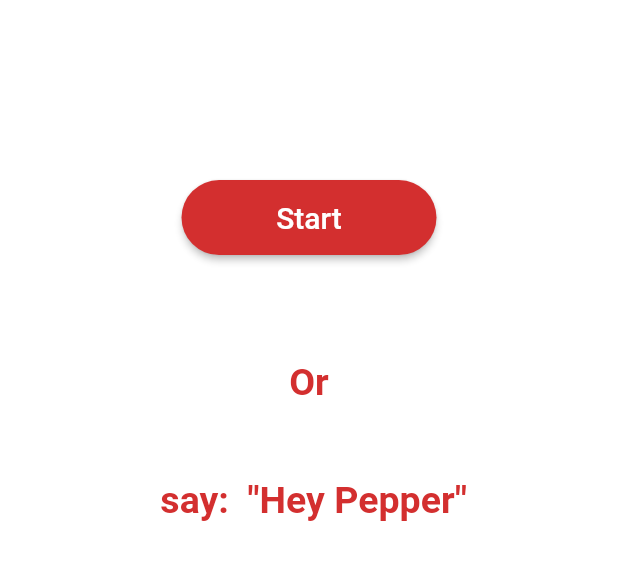
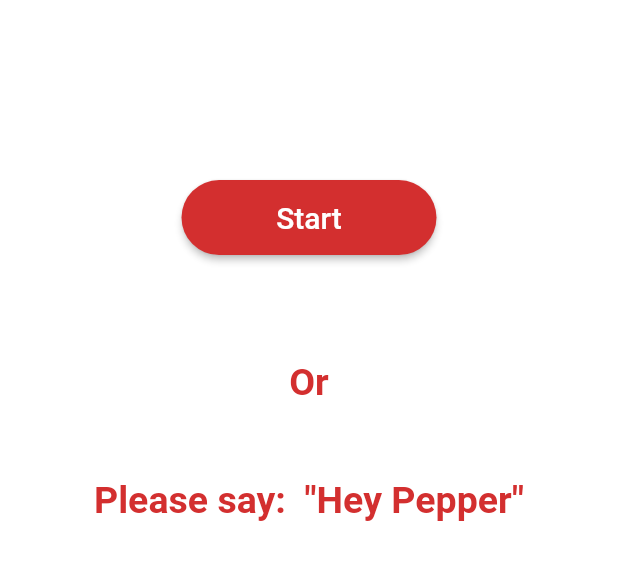
Before and after one commit to aahhmmeeddosama/Interaction-based-robot-for-MIU-admission-office, a Flutter app: the screen it shows after launch, on a phone screen of 412 x 824 dp, the part 457-1037 px from its top. Run offline on Flutter 3.47's test engine with Material 2 defaults, Android fonts, the phone set to English and light mode, and no system bars; our stand-ins replace bubble, camera, flutter_tts, image_picker; missing offline and left inert: flutter_speech; Roboto replaces fonts that are missing (arial).

Commit message:
Update welcome_screen.dart

```diff
--- a/android_robot/lib/welcome_screen.dart
+++ b/android_robot/lib/welcome_screen.dart
@@ -91,7 +91,7 @@ class _Welcome_screenState extends State<Welcome_screen> {
           Padding(
             padding: const EdgeInsets.fromLTRB(0, 50, 0, 0),
             child: Text(
-              ' say:  "Hey Pepper"',
+              'Please say:  "Hey Pepper"',
               style: TextStyle(
                 fontSize: 25.0,
                 fontFamily: "arial",
```
